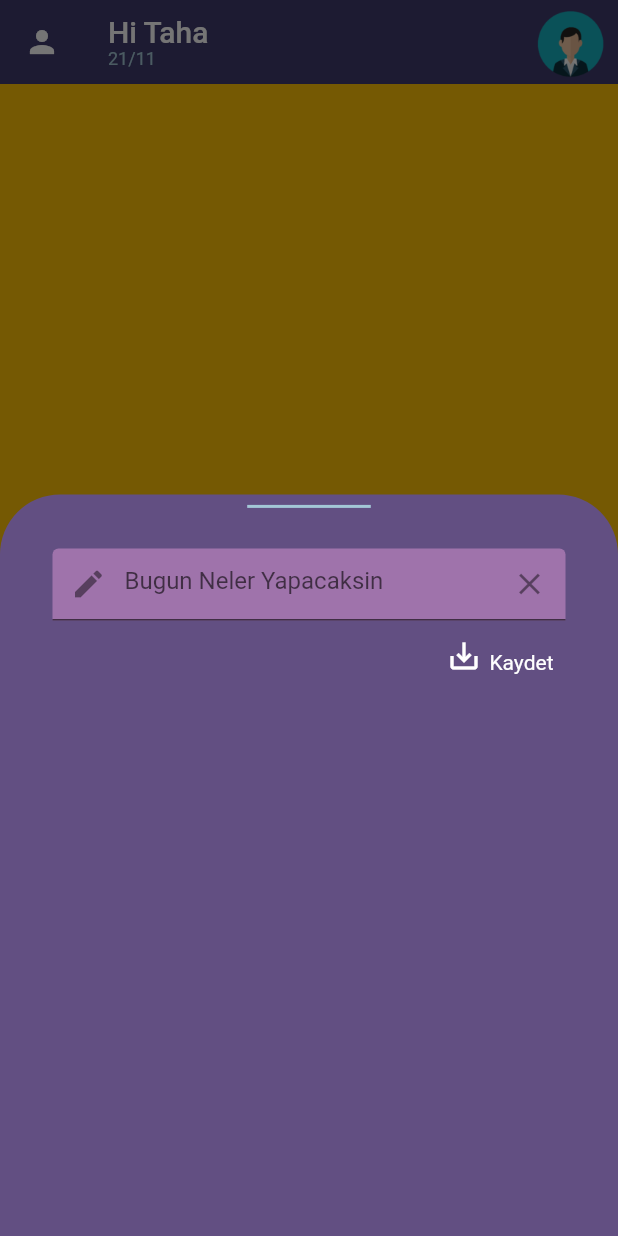
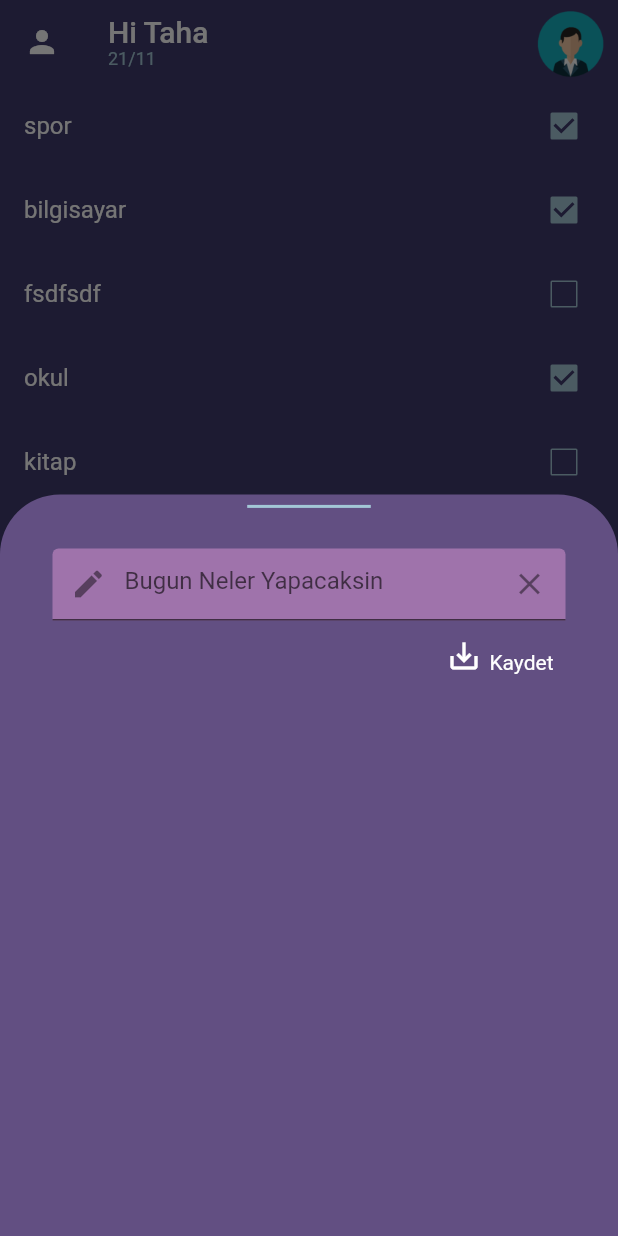
Before and after one commit to tahaturan/todo_app_riverpod, a Flutter app: the screen it shows after launch, after a tap on the "add" icon, on a phone screen of 412 x 824 dp. Run offline on Flutter 3.47's test engine with Material 2 defaults, Android fonts, the light colour scheme and no system bars.

Commit message:
Todo Model Yapildi ve listelendi

```diff
--- /dev/null
+++ b/lib/core/model/todo_model.dart
@@ -0,0 +1,20 @@
+class TodoModel {
+  final String id;
+  final String description;
+  final bool iscomplated;
+  TodoModel({
+    required this.id,
+    required this.description,
+    this.iscomplated = false,
+  });
+
+  static List<TodoModel> dummyTodo() {
+    return [
+      TodoModel(id: 'taha', description: 'spor', iscomplated: true),
+      TodoModel(id: 'taha', description: 'bilgisayar', iscomplated: true),
+      TodoModel(id: 'taha', description: 'fsdfsdf'),
+      TodoModel(id: 'taha', description: 'okul', iscomplated: true),
+      TodoModel(id: 'taha', description: 'kitap'),
+    ];
+  }
+}
--- a/lib/core/views/home_page.dart
+++ b/lib/core/views/home_page.dart
@@ -1,9 +1,9 @@
 import 'package:flutter/material.dart';
+import 'package:todo_app_riverpod/core/model/todo_model.dart';
+import 'package:todo_app_riverpod/core/widgets/all_todos.dart';
 import 'package:todo_app_riverpod/product/constants/borderradius/projocet_border_radius.dart';
 import 'package:todo_app_riverpod/product/constants/color/project_color.dart';
-import 'package:todo_app_riverpod/product/constants/padding/project_padding.dart';
 import 'package:todo_app_riverpod/product/widgets/custom_bottom_sheet.dart';
-
 import 'package:todo_app_riverpod/product/widgets/my_bottom_appbar.dart';
 import 'package:todo_app_riverpod/product/widgets/project_appbar.dart';
 
@@ -16,6 +16,8 @@ class HomePage extends StatefulWidget {
 
 class _HomePageState extends State<HomePage> with TickerProviderStateMixin {
   late final TabController _tabController;
+  List<TodoModel> allTodos = TodoModel.dummyTodo();
+
   @override
   void initState() {
     super.initState();
@@ -29,7 +31,7 @@ class _HomePageState extends State<HomePage> with TickerProviderStateMixin {
       body: TabBarView(
         controller: _tabController,
         children: [
-          Container(color: Colors.amber),
+          AllTodos(),
           Container(color: Colors.green),
           Container(color: Colors.cyan),
           Container(color: Colors.black),
@@ -37,17 +39,7 @@ class _HomePageState extends State<HomePage> with TickerProviderStateMixin {
       ),
       floatingActionButton: FloatingActionButton(
         onPressed: () {
-          showModalBottomSheet(
-            context: context,
-            builder: (context) {
-              return const CustomBottomSheet();
-            },
-            constraints: BoxConstraints(maxHeight: MediaQuery.of(context).size.height * 0.6),
-            backgroundColor: ProjectColor.sumptuousPurble.color(),
-            isScrollControlled: true,
-            shape: const OutlineInputBorder(
-                borderRadius: ProjectBorderRadius.bottomSheetBorderRadius, borderSide: BorderSide.none),
-          );
+          _modalBottomSheet(context);
         },
         child: const Icon(Icons.add),
       ),
@@ -56,4 +48,18 @@ class _HomePageState extends State<HomePage> with TickerProviderStateMixin {
       extendBody: true,
     );
   }
+
+  Future<dynamic> _modalBottomSheet(BuildContext context) {
+    return showModalBottomSheet(
+      context: context,
+      builder: (context) {
+        return const CustomBottomSheet();
+      },
+      constraints: BoxConstraints(maxHeight: MediaQuery.of(context).size.height * 0.6),
+      backgroundColor: ProjectColor.sumptuousPurble.color(),
+      isScrollControlled: true,
+      shape: const OutlineInputBorder(
+          borderRadius: ProjectBorderRadius.bottomSheetBorderRadius, borderSide: BorderSide.none),
+    );
+  }
 }
--- /dev/null
+++ b/lib/core/widgets/all_todos.dart
@@ -0,0 +1,17 @@
+import 'package:flutter/material.dart';
+import 'package:todo_app_riverpod/core/model/todo_model.dart';
+import 'package:todo_app_riverpod/product/widgets/todo_checkbox_listtile.dart';
+
+class AllTodos extends StatelessWidget {
+  AllTodos({super.key});
+  List<TodoModel> allTodos = TodoModel.dummyTodo();
+  @override
+  Widget build(BuildContext context) {
+    return ListView.builder(
+      itemCount: allTodos.length,
+      itemBuilder: (BuildContext context, int index) {
+        return TodoCheckBoxListtile(todo: allTodos[index]);
+      },
+    );
+  }
+}
--- a/lib/product/theme/global_theme.dart
+++ b/lib/product/theme/global_theme.dart
@@ -11,7 +11,7 @@ class GlobalTheme {
         backgroundColor: ProjectColor.sumptuousPurble.color(), splashColor: ProjectColor.blueDam.color()),
     inputDecorationTheme: InputDecorationTheme(
       filled: true,
-      iconColor: ProjectColor.scaffoldBackgroundColor.color(),
+      iconColor: ProjectColor.blueDam.color(),
       focusColor: Colors.white,
       fillColor: ProjectColor.karmaChameleon.color(),
     ),
--- /dev/null
+++ b/lib/product/widgets/todo_checkbox_listtile.dart
@@ -0,0 +1,27 @@
+import 'package:flutter/material.dart';
+import 'package:todo_app_riverpod/core/model/todo_model.dart';
+import 'package:todo_app_riverpod/product/constants/color/project_color.dart';
+
+class TodoCheckBoxListtile extends StatelessWidget {
+  const TodoCheckBoxListtile({
+    Key? key,
+    required this.todo,
+  }) : super(key: key);
+
+  final TodoModel todo;
+
+  @override
+  Widget build(BuildContext context) {
+    return Dismissible(
+      key: ValueKey(todo.id),
+      child: CheckboxListTile(
+        value: todo.iscomplated,
+        onChanged: (value) {},
+        title: Text(todo.description),
+        activeColor: ProjectColor.blueDam.color(),
+        checkColor: ProjectColor.scaffoldBackgroundColor.color(),
+        side: BorderSide(color: ProjectColor.blueDam.color()),
+      ),
+    );
+  }
+}
```
